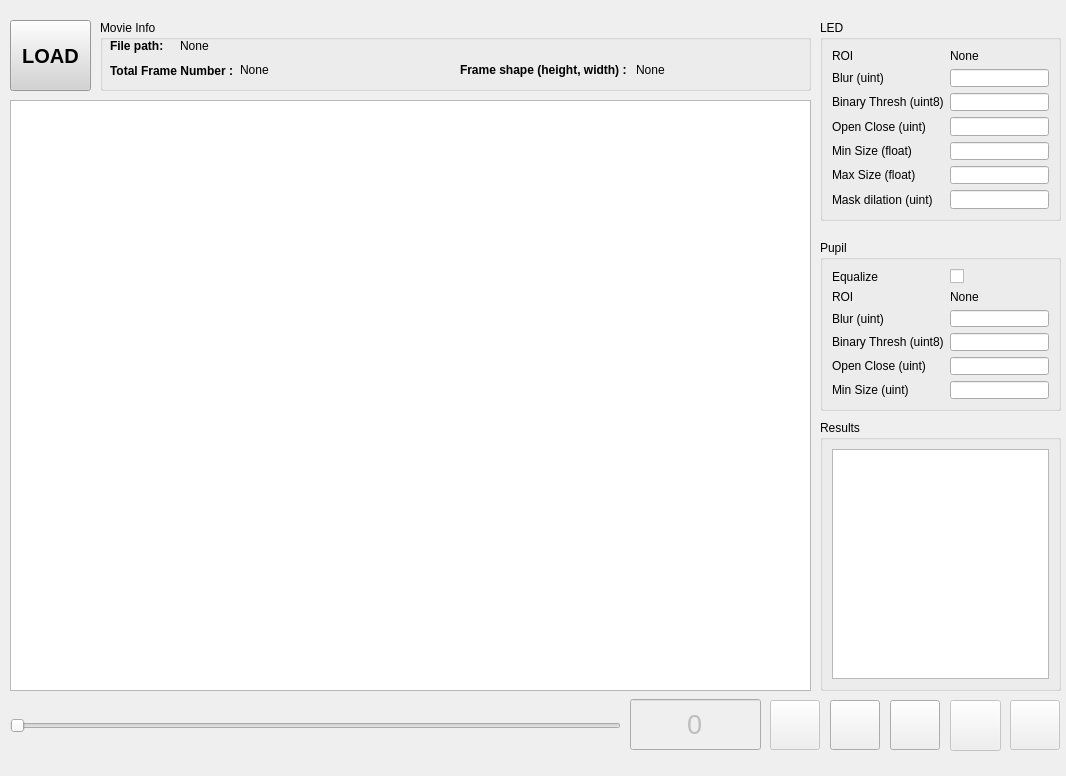
Above: eyetracker/mainwindow.ui from zhuangjun1981/eyetracker before the change. Below: the same form after it.
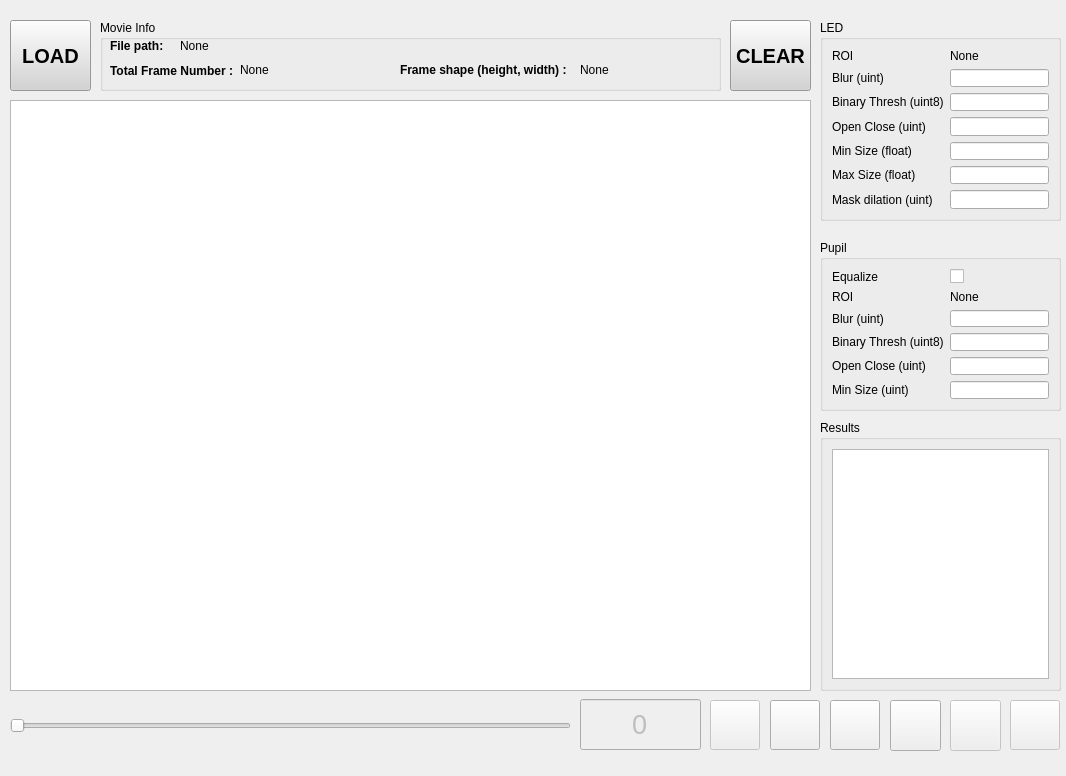
That is the form after the change. Icons and pictures are not drawn. Custom widgets are drawn as their Qt base class.

```diff
--- a/eyetracker/mainwindow.ui
+++ b/eyetracker/mainwindow.ui
@@ -272,7 +272,7 @@
      <rect>
       <x>10</x>
       <y>710</y>
-      <width>611</width>
+      <width>561</width>
       <height>31</height>
      </rect>
     </property>
@@ -292,7 +292,7 @@
     </property>
     <property name="geometry">
      <rect>
-      <x>770</x>
+      <x>710</x>
       <y>700</y>
       <width>50</width>
       <height>50</height>
@@ -327,7 +327,7 @@
    <widget class="QPushButton" name="pushButton_saveConfig">
     <property name="geometry">
      <rect>
-      <x>890</x>
+      <x>830</x>
       <y>700</y>
       <width>50</width>
       <height>50</height>
@@ -362,7 +362,7 @@
    <widget class="QPushButton" name="pushButton_loadConfig">
     <property name="geometry">
      <rect>
-      <x>830</x>
+      <x>770</x>
       <y>700</y>
       <width>50</width>
       <height>50</height>
@@ -463,7 +463,7 @@
      <rect>
       <x>100</x>
       <y>20</y>
-      <width>711</width>
+      <width>621</width>
       <height>71</height>
      </rect>
     </property>
@@ -513,7 +513,7 @@
       <rect>
        <x>80</x>
        <y>10</y>
-       <width>711</width>
+       <width>521</width>
        <height>31</height>
       </rect>
      </property>
@@ -526,7 +526,7 @@
       <rect>
        <x>140</x>
        <y>40</y>
-       <width>101</width>
+       <width>141</width>
        <height>20</height>
       </rect>
      </property>
@@ -537,7 +537,7 @@
     <widget class="QLabel" name="label_movieFrameShape">
      <property name="geometry">
       <rect>
-       <x>360</x>
+       <x>300</x>
        <y>40</y>
        <width>171</width>
        <height>20</height>
@@ -556,9 +556,9 @@
     <widget class="QLabel" name="label_movieFrameShapeValue">
      <property name="geometry">
       <rect>
-       <x>536</x>
+       <x>480</x>
        <y>40</y>
-       <width>181</width>
+       <width>121</width>
        <height>20</height>
       </rect>
      </property>
@@ -573,9 +573,9 @@
     </property>
     <property name="geometry">
      <rect>
-      <x>630</x>
+      <x>580</x>
       <y>699</y>
-      <width>131</width>
+      <width>121</width>
       <height>51</height>
      </rect>
     </property>
@@ -620,6 +620,58 @@
      <string>LOAD</string>
     </property>
    </widget>
+   <widget class="QPushButton" name="pushButton_clear">
+    <property name="enabled">
+     <bool>true</bool>
+    </property>
+    <property name="geometry">
+     <rect>
+      <x>730</x>
+      <y>20</y>
+      <width>81</width>
+      <height>71</height>
+     </rect>
+    </property>
+    <property name="font">
+     <font>
+      <pointsize>15</pointsize>
+      <weight>75</weight>
+      <bold>true</bold>
+     </font>
+    </property>
+    <property name="autoFillBackground">
+     <bool>false</bool>
+    </property>
+    <property name="styleSheet">
+     <string notr="true">background-color: lightgray</string>
+    </property>
+    <property name="text">
+     <string>CLEAR</string>
+    </property>
+   </widget>
+   <widget class="QPushButton" name="pushButton_refresh">
+    <property name="geometry">
+     <rect>
+      <x>890</x>
+      <y>700</y>
+      <width>51</width>
+      <height>51</height>
+     </rect>
+    </property>
+    <property name="text">
+     <string/>
+    </property>
+    <property name="icon">
+     <iconset>
+      <normaloff>res/refresh.png</normaloff>res/refresh.png</iconset>
+    </property>
+    <property name="iconSize">
+     <size>
+      <width>32</width>
+      <height>32</height>
+     </size>
+    </property>
+   </widget>
   </widget>
   <widget class="QMenuBar" name="menubar">
    <property name="geometry">
```
